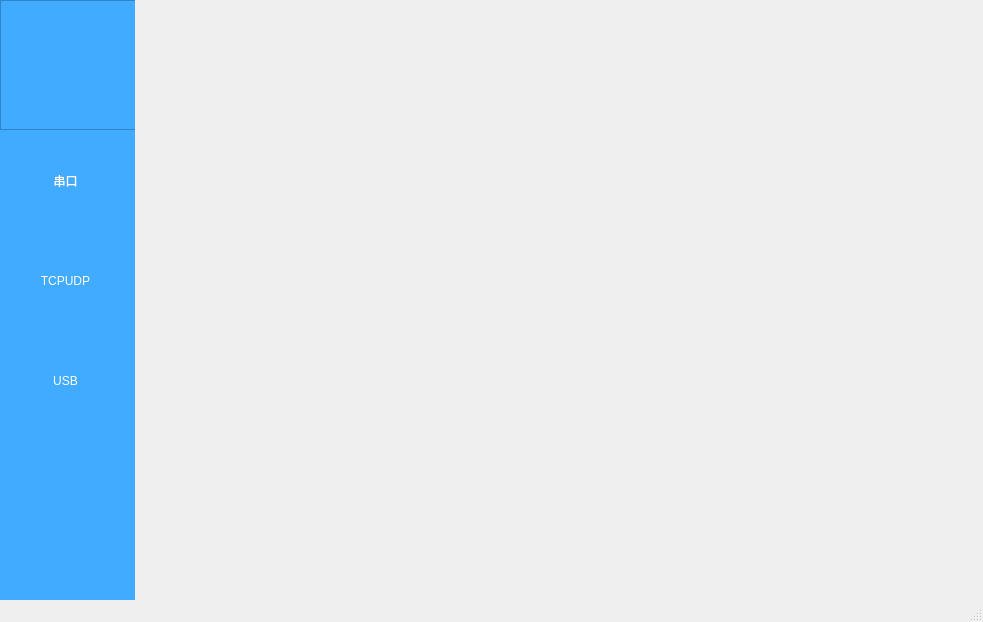
Above: topwindow.ui from LonelyVenus/AdanceToo before the change. Below: the same form after it.
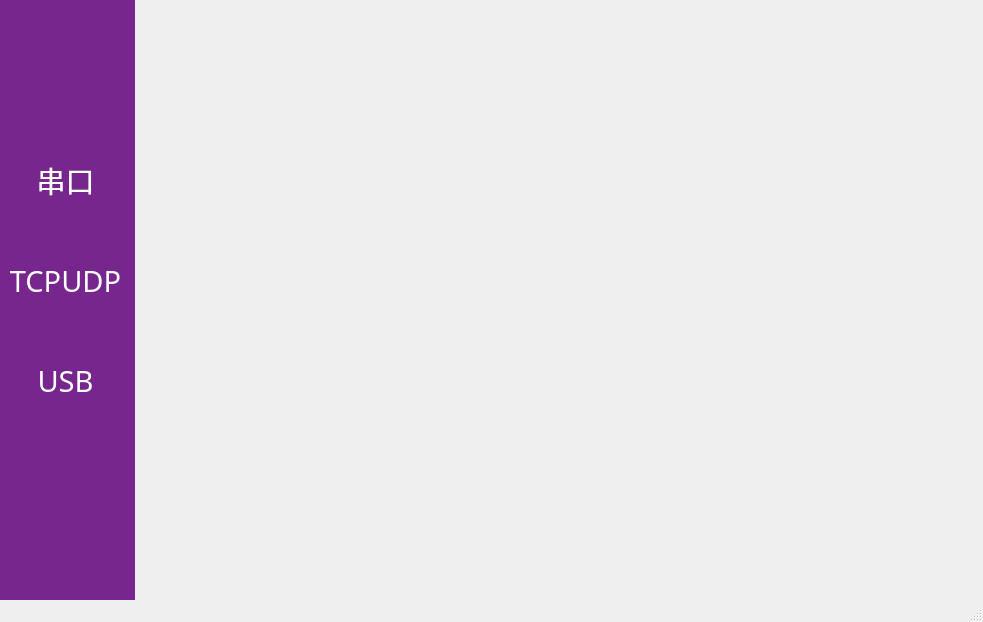
That is the form after the change.

```diff
--- a/topwindow.ui
+++ b/topwindow.ui
@@ -57,7 +57,7 @@
        </size>
       </property>
       <property name="styleSheet">
-       <string notr="true">background-color: rgb(64, 171, 255);</string>
+       <string notr="true">background-color: rgb(118, 38, 140);</string>
       </property>
       <widget class="QPushButton" name="pushButton">
        <property name="geometry">
@@ -68,6 +68,15 @@
          <height>101</height>
         </rect>
        </property>
+       <property name="font">
+        <font>
+         <family>华文中宋</family>
+         <pointsize>22</pointsize>
+         <weight>50</weight>
+         <italic>false</italic>
+         <bold>false</bold>
+        </font>
+       </property>
        <property name="styleSheet">
         <string notr="true">font: 20pt &quot;华光大黑_CNKI&quot;;
 background-color: rgb(64, 171, 255);
@@ -89,6 +98,15 @@
          <height>101</height>
         </rect>
        </property>
+       <property name="font">
+        <font>
+         <family>华文中宋</family>
+         <pointsize>22</pointsize>
+         <weight>50</weight>
+         <italic>false</italic>
+         <bold>false</bold>
+        </font>
+       </property>
        <property name="styleSheet">
         <string notr="true">font: 20pt &quot;华光大黑_CNKI&quot;;
 background-color: rgb(64, 171, 255);
@@ -110,6 +128,15 @@
          <height>101</height>
         </rect>
        </property>
+       <property name="font">
+        <font>
+         <family>华文中宋</family>
+         <pointsize>22</pointsize>
+         <weight>50</weight>
+         <italic>false</italic>
+         <bold>false</bold>
+        </font>
+       </property>
        <property name="styleSheet">
         <string notr="true">font: 20pt &quot;华光大黑_CNKI&quot;;
 background-color: rgb(64, 171, 255);
@@ -122,16 +149,6 @@
         <bool>true</bool>
        </property>
       </widget>
-      <widget class="QGraphicsView" name="graphicsView">
-       <property name="geometry">
-        <rect>
-         <x>0</x>
-         <y>0</y>
-         <width>141</width>
-         <height>130</height>
-        </rect>
-       </property>
-      </widget>
      </widget>
     </item>
     <item row="0" column="1">
```
Left out of the diff: 14 changed lines with no effect on the pictures.
